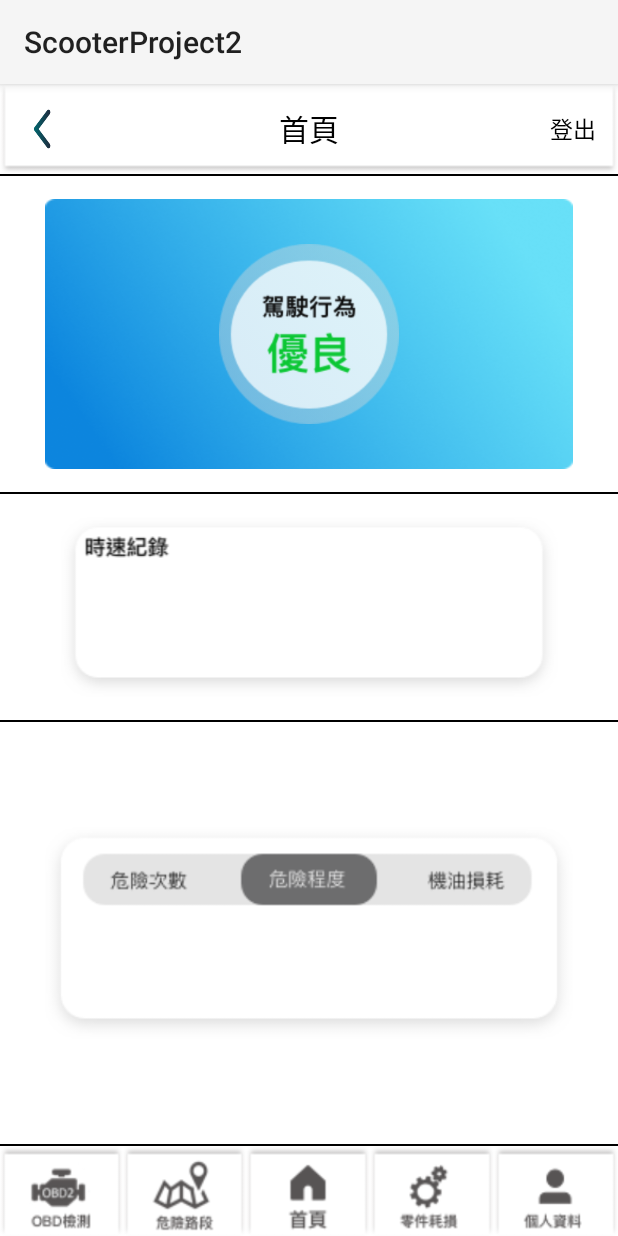
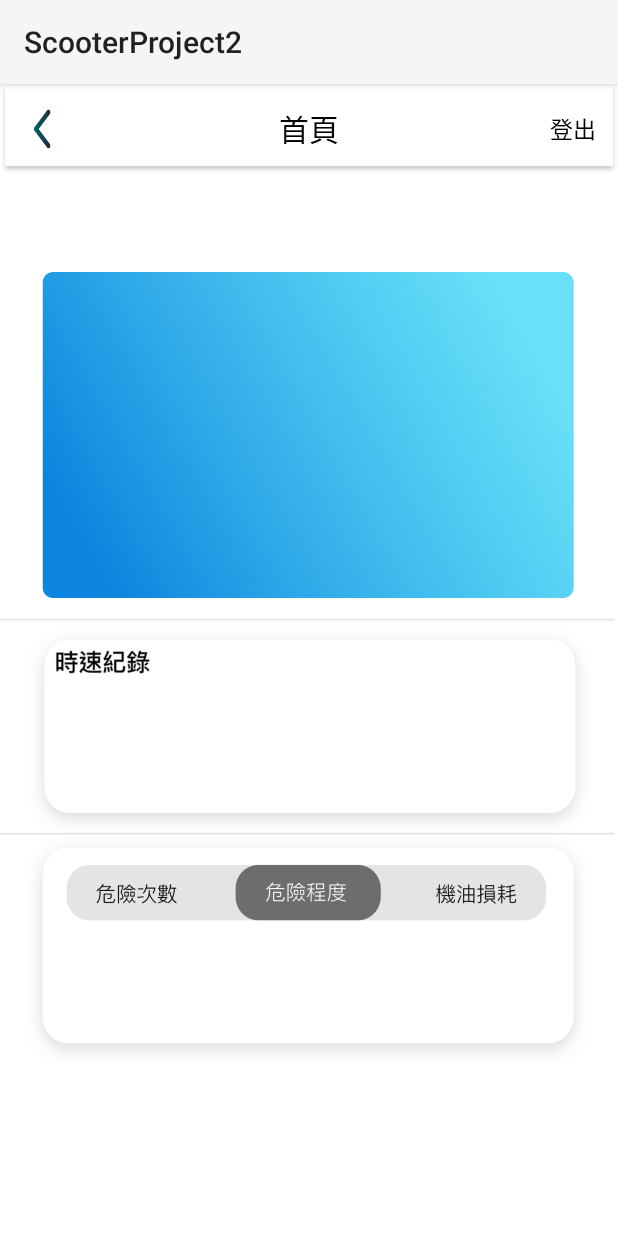
Before and after one commit to chuanshenghung/ScooterProject, an Android app: the screen it shows after launch once a user with an empty profile is signed in (MainActivity), on a phone screen of 412 x 824 dp. Run offline under Robolectric (Android 15) with nearby library versions, the phone set to English and light mode, and no system bars; our stand-ins replace Firebase (no records; nobody signed in at launch, a user with empty details on screens opened directly); libraries missing offline, so code that uses them is left out: com.facebook, com.facebook.login; 4 statements that could not run were skipped.

Commit message:
MainActivity 修改

```diff
--- a/ScooterProject2/app/src/main/res/layout/activity_main.xml
+++ b/ScooterProject2/app/src/main/res/layout/activity_main.xml
@@ -5,19 +5,21 @@
     xmlns:tools="http://schemas.android.com/tools"
     android:layout_width="match_parent"
     android:layout_height="match_parent"
-    android:background="@android:color/white">
+    android:background="@android:color/white"
+    >
 
     <RelativeLayout
         android:id="@+id/title"
         android:layout_width="match_parent"
-        android:layout_height="wrap_content"
+        android:layout_height="60dp"
+        android:background="@drawable/mainactivity_actionbar"
         android:orientation="horizontal">
 
         <Button
             android:id="@+id/back"
             android:layout_width="60dp"
             android:layout_height="60dp"
-            android:background="@drawable/uty_previous_btn"/>
+            android:background="@drawable/uty_previous_btn" />
 
         <TextView
             android:id="@+id/titletext"
@@ -26,9 +28,8 @@
             android:gravity="center"
             android:text="首頁"
             android:textAlignment="center"
-            android:background="@drawable/mainactivity_actionbar"
             android:textColor="@android:color/black"
-            android:textSize="20sp"/>
+            android:textSize="20sp" />
 
         <Button
             android:id="@+id/logout"
@@ -38,145 +39,18 @@
             android:background="@android:color/transparent"
             android:text="登出"
             android:textColor="@android:color/black"
-            android:textSize="15sp"/>
+            android:textSize="15sp" />
 
     </RelativeLayout>
 
-    <View
-        android:id="@+id/line"
-        android:layout_below="@id/title"
+    <RelativeLayout
+        android:id="@+id/s"
         android:layout_width="match_parent"
-        android:layout_height="1dp"
-        android:layout_gravity="center"
-        android:background="@android:color/black"/>
-
-    <RelativeLayout
-        android:id="@+id/behavior"
-        android:layout_width="match_parent"
-        android:layout_height="180dp"
-        android:layout_below="@id/line"
-        android:layout_marginLeft="30dp"
-        android:layout_marginRight="30dp"
-        android:layout_marginTop="15dp"
-        android:background="@drawable/mainactivity_top_background">
-
-        <ImageView
-            android:id="@+id/imageView"
-            android:layout_width="wrap_content"
-            android:layout_height="120dp"
-            android:layout_centerHorizontal="true"
-            android:layout_centerVertical="true"
-            app:srcCompat="@drawable/mainactivity_top_good"/>
-    </RelativeLayout>
-
-    <View
-        android:id="@+id/line2"
-        android:layout_below="@id/behavior"
-        android:layout_marginTop="15dp"
-        android:layout_width="match_parent"
-        android:layout_height="1dp"
-        android:layout_gravity="center"
-        android:background="@android:color/black"/>
-
-    <RelativeLayout
-        android:id="@+id/Speed"
-        android:layout_width="match_parent"
-        android:layout_height="wrap_content"
-        android:layout_below="@id/line2">
-
-        <ImageView
-            android:id="@+id/imageView5"
-            android:layout_width="match_parent"
-            android:layout_height="wrap_content"
-            android:layout_marginBottom="15dp"
-            android:layout_marginLeft="30dp"
-            android:layout_marginRight="30dp"
-            android:layout_marginTop="15dp"
-            app:srcCompat="@drawable/mainactivity_speed_background"/>
-    </RelativeLayout>
-
-    <View
-        android:id="@+id/line3"
-        android:layout_below="@id/Speed"
-        android:layout_width="match_parent"
-        android:layout_height="1dp"
-        android:layout_gravity="center"
-        android:background="@android:color/black"/>
-
-    <RelativeLayout
-        android:id="@+id/status"
-        android:layout_width="match_parent"
-        android:layout_height="wrap_content"
-        android:layout_below="@id/line3"
-        android:layout_above="@id/line4"
-        >
-
-        <ImageView
-            android:id="@+id/imageView6"
-            android:layout_width="match_parent"
-            android:layout_height="match_parent"
-            android:layout_marginBottom="15dp"
-            android:layout_marginLeft="30dp"
-            android:layout_marginRight="30dp"
-            android:layout_marginTop="15dp"
-            app:srcCompat="@drawable/mainactivity_bottom_danger_background"/>
+        android:layout_height="542dp"
+        android:layout_alignParentStart="true"
+        android:layout_centerVertical="true"
+        android:background="@drawable/mainactivity_background">
 
     </RelativeLayout>
 
-    <View
-        android:id="@+id/line4"
-        android:layout_above="@id/Features"
-        android:layout_width="match_parent"
-        android:layout_height="1dp"
-        android:layout_gravity="center"
-        android:background="@android:color/black"/>
-
-    <LinearLayout
-        android:id="@+id/Features"
-        android:layout_width="match_parent"
-        android:layout_height="60dp"
-        android:layout_alignParentBottom="true"
-        android:orientation="horizontal">
-
-        <Button
-            android:id="@+id/OBD"
-            android:layout_width="0dp"
-            android:layout_height="match_parent"
-            android:layout_weight="1"
-            android:background="@drawable/bottom_obd_1"
-            tools:ignore="ButtonStyle"/>
-
-        <Button
-            android:id="@+id/Danger"
-            android:layout_width="0dp"
-            android:layout_height="match_parent"
-            android:layout_weight="1"
-            android:background="@drawable/bottom_danger_2"
-            tools:ignore="ButtonStyle"/>
-
-        <Button
-            android:id="@+id/Home"
-            android:layout_width="0dp"
-            android:layout_height="match_parent"
-            android:layout_weight="1"
-            android:background="@drawable/bottom_main_3"
-            tools:ignore="ButtonStyle"/>
-
-        <Button
-            android:id="@+id/Components"
-            android:layout_width="0dp"
-            android:layout_height="match_parent"
-            android:layout_weight="1"
-            android:background="@drawable/bottom_element_4"
-            tools:ignore="ButtonStyle"/>
-
-        <Button
-            android:id="@+id/data"
-            android:layout_width="0dp"
-            android:layout_height="match_parent"
-            android:layout_weight="1"
-            android:background="@drawable/bottom_personal_5"
-            tools:ignore="ButtonStyle"/>
-    </LinearLayout>
-
 </RelativeLayout>
```
Also changed, not shown: ScooterProject2/app/src/main/res/drawable/mainactivity_actionbar.png, ScooterProject2/app/src/main/res/drawable/mainactivity_background.png (added).
